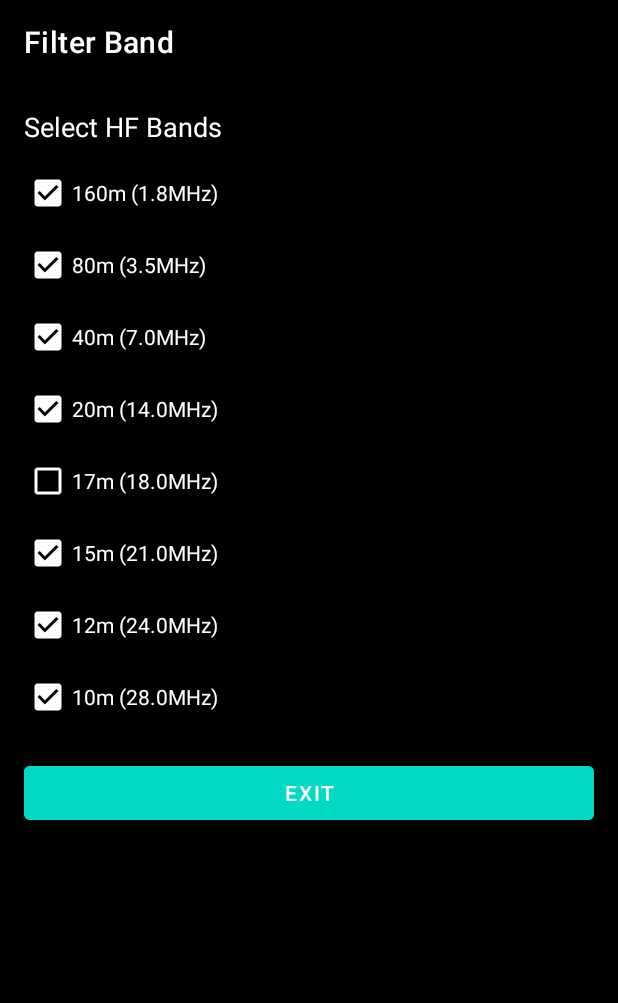
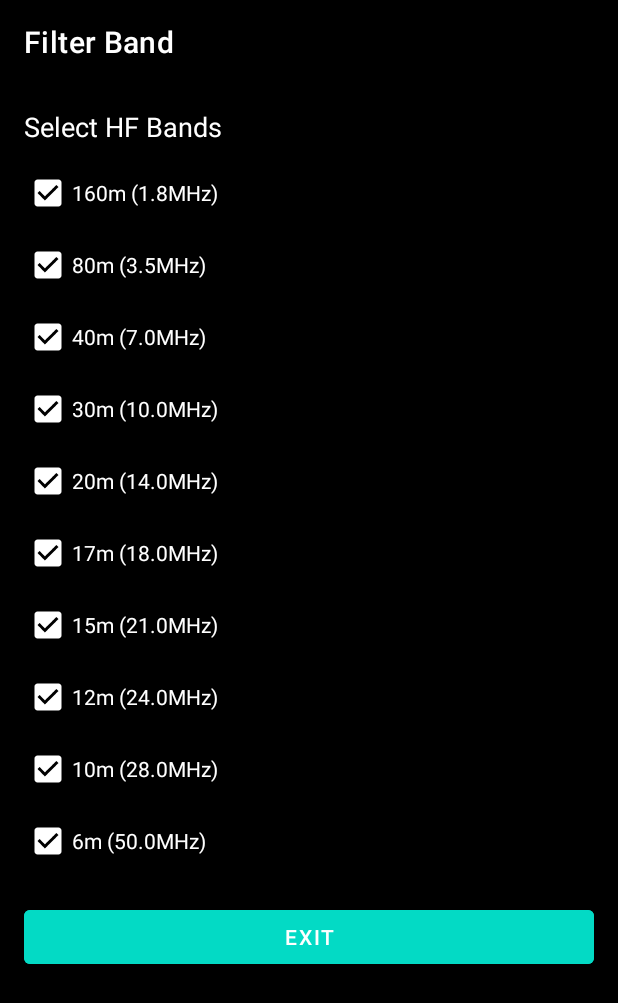
Before and after one commit to dirtybug/CatController, an Android app: the FilterBandActivity screen opened directly, with no data from a screen before it, on a phone screen of 412 x 824 dp. Shown: the top 1003 px of the screen. Run offline under Robolectric (Android 15) with nearby library versions, the phone set to English and light mode, and no system bars.

Commit message:
connected to radio

```diff
--- a/app/src/main/java/com/Runner/CQMiau/FilterBandActivity.java
+++ b/app/src/main/java/com/Runner/CQMiau/FilterBandActivity.java
@@ -19,12 +19,15 @@ public class FilterBandActivity extends AppCompatActivity {
 
     private static final String KEY_80M = "checkbox_80m";
     private static final String KEY_40M = "checkbox_40m";
+    private static final String KEY_30M = "checkbox_30m";
     private static final String KEY_20M = "checkbox_20m";
     private static final String KEY_18M = "checkbox_18m";
 
     private static final String KEY_15M = "checkbox_15m";
+    private static final String KEY_12M = "checkbox_12m";
     private static final String KEY_10M = "checkbox_10m";
-    private static final String KEY_12M = "checkbox_12m";
+    private static final String KEY_6M = "checkbox_6m";
+
     private static BandFilterCallback bandFilterCallback;
     Integer[] bandsArray;
 
@@ -39,13 +42,15 @@ public class FilterBandActivity extends AppCompatActivity {
         if (preferences.getBoolean(KEY_80M, true)) selectedBands.add(3);  // 80m
         if (preferences.getBoolean(KEY_40M, true)) selectedBands.add(7);  // 40m
 
-        if (preferences.getBoolean(KEY_18M, true)) selectedBands.add(18); // 18m
+        if (preferences.getBoolean(KEY_30M, true)) selectedBands.add(10);
 
         if (preferences.getBoolean(KEY_20M, true)) selectedBands.add(14); // 20m
+        if (preferences.getBoolean(KEY_18M, true)) selectedBands.add(18); // 18m
+        if (preferences.getBoolean(KEY_15M, true)) selectedBands.add(21); // 15m
+        if (preferences.getBoolean(KEY_12M, true)) selectedBands.add(24); // 12m
+        if (preferences.getBoolean(KEY_10M, true)) selectedBands.add(28); // 10m
 
-        if (preferences.getBoolean(KEY_15M, true)) selectedBands.add(21); // 15m
-        if (preferences.getBoolean(KEY_12M, true)) selectedBands.add(12); // 12m
-        if (preferences.getBoolean(KEY_10M, true)) selectedBands.add(28); // 10m
+        if (preferences.getBoolean(KEY_6M, true)) selectedBands.add(50); // 10m
 
         return selectedBands.toArray(new Integer[0]);
     }
@@ -60,13 +65,13 @@ public class FilterBandActivity extends AppCompatActivity {
         CheckBox checkbox160m = findViewById(R.id.checkbox_160m);
         CheckBox checkbox80m = findViewById(R.id.checkbox_80m);
         CheckBox checkbox40m = findViewById(R.id.checkbox_40m);
-
+        CheckBox checkbox30m = findViewById(R.id.checkbox_30m);
         CheckBox checkbox20m = findViewById(R.id.checkbox_20m);
         CheckBox checkbox18m = findViewById(R.id.checkbox_18m);
         CheckBox checkbox15m = findViewById(R.id.checkbox_15m);
         CheckBox checkbox12m = findViewById(R.id.checkbox_12m);
         CheckBox checkbox10m = findViewById(R.id.checkbox_10m);
-
+        CheckBox checkbox6m = findViewById(R.id.checkbox_6m);
         // Initialize the Exit button
         Button exitButton = findViewById(R.id.exitButton);
 
@@ -75,12 +80,14 @@ public class FilterBandActivity extends AppCompatActivity {
         checkbox160m.setChecked(preferences.getBoolean(KEY_160M, true));
         checkbox80m.setChecked(preferences.getBoolean(KEY_80M, true));
         checkbox40m.setChecked(preferences.getBoolean(KEY_40M, true));
+        checkbox30m.setChecked(preferences.getBoolean(KEY_30M, true));
         checkbox20m.setChecked(preferences.getBoolean(KEY_20M, true));
-        checkbox20m.setChecked(preferences.getBoolean(KEY_18M, true));
+        checkbox18m.setChecked(preferences.getBoolean(KEY_18M, true));
         checkbox15m.setChecked(preferences.getBoolean(KEY_15M, true));
         checkbox12m.setChecked(preferences.getBoolean(KEY_12M, true));
 
         checkbox10m.setChecked(preferences.getBoolean(KEY_10M, true));
+        checkbox6m.setChecked(preferences.getBoolean(KEY_6M, true));
 
         // Set Exit button action
         exitButton.setOnClickListener(v -> {
@@ -91,12 +98,13 @@ public class FilterBandActivity extends AppCompatActivity {
             editor.putBoolean(KEY_160M, checkbox160m.isChecked());
             editor.putBoolean(KEY_80M, checkbox80m.isChecked());
             editor.putBoolean(KEY_40M, checkbox40m.isChecked());
+            editor.putBoolean(KEY_30M, checkbox30m.isChecked());
             editor.putBoolean(KEY_20M, checkbox20m.isChecked());
             editor.putBoolean(KEY_18M, checkbox18m.isChecked());
-
             editor.putBoolean(KEY_15M, checkbox15m.isChecked());
             editor.putBoolean(KEY_12M, checkbox12m.isChecked());
             editor.putBoolean(KEY_10M, checkbox10m.isChecked());
+            editor.putBoolean(KEY_6M, checkbox6m.isChecked());
             editor.apply();
             bandsArray = getBandFilterArray(this);
             // Convert to array and send to callback
--- a/app/src/main/java/com/Runner/CQMiau/spot/SpotViewHolder.java
+++ b/app/src/main/java/com/Runner/CQMiau/spot/SpotViewHolder.java
@@ -23,6 +23,7 @@ public class SpotViewHolder extends RecyclerView.ViewHolder {
         callSignView = itemView.findViewById(R.id.callSignView);
         locationView = itemView.findViewById(R.id.locationView);
         time = itemView.findViewById(R.id.timeView);
+
     }
 
     public void bind(Spot spot, Context context) {
--- a/app/src/main/res/layout-land/activity_filter.xml
+++ b/app/src/main/res/layout-land/activity_filter.xml
@@ -16,9 +16,9 @@
     <GridLayout
         android:layout_width="match_parent"
         android:layout_height="wrap_content"
-        android:columnCount="3"
+        android:columnCount="4"
         android:padding="4dp"
-        android:rowCount="4">
+        android:rowCount="3">
 
         <CheckBox
             android:id="@+id/checkbox_160m"
@@ -40,6 +40,13 @@
             android:layout_height="wrap_content"
             android:layout_margin="4dp"
             android:text="40m (7.0MHz)" />
+
+        <CheckBox
+            android:id="@+id/checkbox_30m"
+            android:layout_width="wrap_content"
+            android:layout_height="wrap_content"
+            android:layout_margin="4dp"
+            android:text="30m (10.0MHz)" />
 
         <CheckBox
             android:id="@+id/checkbox_20m"
@@ -75,6 +82,13 @@
             android:layout_height="wrap_content"
             android:layout_margin="4dp"
             android:text="10m (28.0MHz)" />
+
+        <CheckBox
+            android:id="@+id/checkbox_6m"
+            android:layout_width="wrap_content"
+            android:layout_height="wrap_content"
+            android:layout_margin="4dp"
+            android:text="6m (50.0MHz)" />
     </GridLayout>
 
     <!-- Exit Button -->
--- a/app/src/main/res/layout/activity_filter.xml
+++ b/app/src/main/res/layout/activity_filter.xml
@@ -31,6 +31,12 @@
         android:text="40m (7.0MHz)" />
 
     <CheckBox
+        android:id="@+id/checkbox_30m"
+        android:layout_width="wrap_content"
+        android:layout_height="wrap_content"
+        android:text="30m (10.0MHz)" />
+
+    <CheckBox
         android:id="@+id/checkbox_20m"
         android:layout_width="match_parent"
         android:layout_height="wrap_content"
@@ -60,6 +66,12 @@
         android:layout_height="wrap_content"
         android:text="10m (28.0MHz)" />
 
+    <CheckBox
+        android:id="@+id/checkbox_6m"
+        android:layout_width="wrap_content"
+        android:layout_height="wrap_content"
+        android:text="6m (50.0MHz)" />
+
     <Button
         android:id="@+id/exitButton"
         android:layout_width="match_parent"
--- a/app/src/main/res/layout/item_spot.xml
+++ b/app/src/main/res/layout/item_spot.xml
@@ -11,7 +11,6 @@
         android:layout_height="wrap_content"
         android:layout_marginBottom="8dp"
         android:orientation="horizontal">
-
 
         <TextView
             android:id="@+id/callSignView"
@@ -57,4 +56,6 @@
             android:text="Time"
             android:textSize="18sp" />
     </LinearLayout>
+
+
 </LinearLayout>
```
